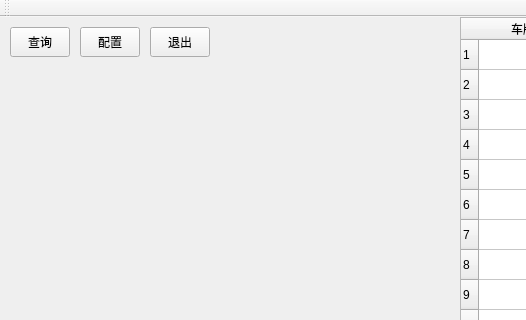
Qt form mainwindow.ui (Zhangyulong1165/JM2102HTTP) before a commit; both pictures show x 0 to 526 and y 0 to 320 of the 1200 by 750 pixel window.
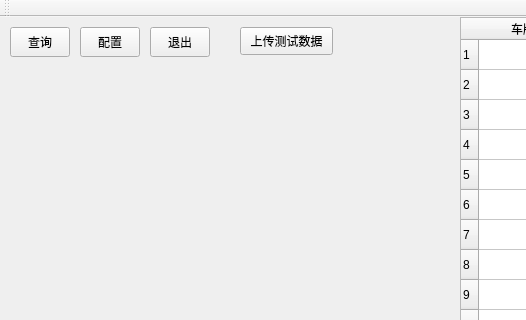
The same form after that commit.

Patch:
```diff
--- a/mainwindow.ui
+++ b/mainwindow.ui
@@ -163,6 +163,19 @@
      <string/>
     </property>
    </widget>
+   <widget class="QPushButton" name="pbn_testUp">
+    <property name="geometry">
+     <rect>
+      <x>240</x>
+      <y>10</y>
+      <width>93</width>
+      <height>28</height>
+     </rect>
+    </property>
+    <property name="text">
+     <string>上传测试数据</string>
+    </property>
+   </widget>
   </widget>
   <widget class="QMenuBar" name="menuBar">
    <property name="geometry">
```
Left out of the diff: 2 changed lines with no effect on the pictures.
